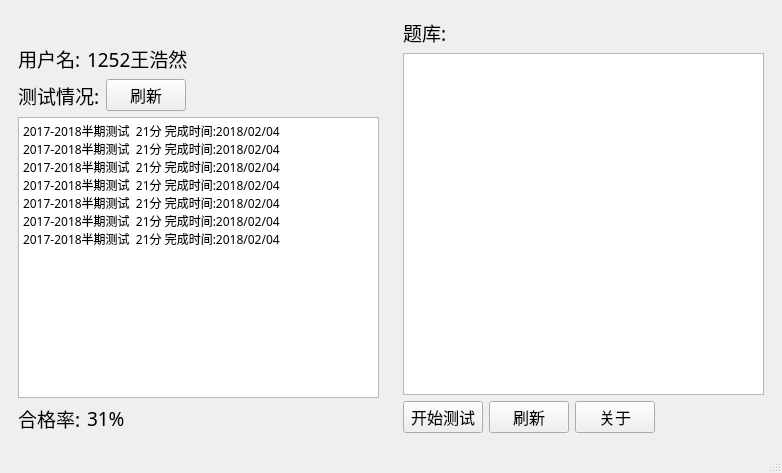
Before: the Qt Designer form WTesterClient/mainwindow.ui in RockRockWhite/WTester, drawn with Qt 5.
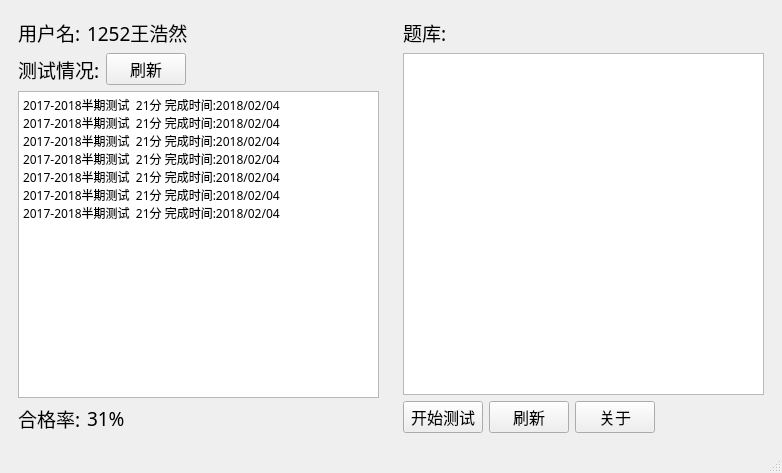
After: the same form once the commit is applied. Icons and pictures are not drawn.

Patch:
```diff
--- a/WTesterClient/mainwindow.ui
+++ b/WTesterClient/mainwindow.ui
@@ -25,46 +25,6 @@
        <widget class="QWidget" name="widget" native="true">
         <layout class="QGridLayout" name="gridLayout">
          <item row="0" column="0">
-          <layout class="QHBoxLayout" name="horizontalLayout_2">
-           <item>
-            <spacer name="horizontalSpacer">
-             <property name="orientation">
-              <enum>Qt::Horizontal</enum>
-             </property>
-             <property name="sizeHint" stdset="0">
-              <size>
-               <width>40</width>
-               <height>20</height>
-              </size>
-             </property>
-            </spacer>
-           </item>
-           <item>
-            <widget class="QLabel" name="label_student">
-             <property name="text">
-              <string/>
-             </property>
-             <property name="pixmap">
-              <pixmap resource="resource.qrc">:/ui/student</pixmap>
-             </property>
-            </widget>
-           </item>
-           <item>
-            <spacer name="horizontalSpacer_2">
-             <property name="orientation">
-              <enum>Qt::Horizontal</enum>
-             </property>
-             <property name="sizeHint" stdset="0">
-              <size>
-               <width>40</width>
-               <height>20</height>
-              </size>
-             </property>
-            </spacer>
-           </item>
-          </layout>
-         </item>
-         <item row="1" column="0">
           <layout class="QHBoxLayout" name="horizontalLayout">
            <item>
             <widget class="QLabel" name="label">
@@ -108,49 +68,6 @@
           </layout>
          </item>
          <item row="2" column="0">
-          <layout class="QHBoxLayout" name="horizontalLayout_3">
-           <item>
-            <widget class="QLabel" name="label_2">
-             <property name="font">
-              <font>
-               <family>微软雅黑</family>
-               <pointsize>14</pointsize>
-              </font>
-             </property>
-             <property name="text">
-              <string>测试情况:</string>
-             </property>
-            </widget>
-           </item>
-           <item>
-            <widget class="QPushButton" name="pushButton_freshGrade">
-             <property name="font">
-              <font>
-               <family>微软雅黑</family>
-               <pointsize>12</pointsize>
-              </font>
-             </property>
-             <property name="text">
-              <string>刷新</string>
-             </property>
-            </widget>
-           </item>
-           <item>
-            <spacer name="horizontalSpacer_4">
-             <property name="orientation">
-              <enum>Qt::Horizontal</enum>
-             </property>
-             <property name="sizeHint" stdset="0">
-              <size>
-               <width>40</width>
-               <height>20</height>
-              </size>
-             </property>
-            </spacer>
-           </item>
-          </layout>
-         </item>
-         <item row="3" column="0">
           <widget class="QTextEdit" name="textEdit_grade">
            <property name="font">
             <font>
@@ -172,7 +89,50 @@
            </property>
           </widget>
          </item>
-         <item row="4" column="0">
+         <item row="1" column="0">
+          <layout class="QHBoxLayout" name="horizontalLayout_3">
+           <item>
+            <widget class="QLabel" name="label_2">
+             <property name="font">
+              <font>
+               <family>微软雅黑</family>
+               <pointsize>14</pointsize>
+              </font>
+             </property>
+             <property name="text">
+              <string>测试情况:</string>
+             </property>
+            </widget>
+           </item>
+           <item>
+            <widget class="QPushButton" name="pushButton_freshGrade">
+             <property name="font">
+              <font>
+               <family>微软雅黑</family>
+               <pointsize>12</pointsize>
+              </font>
+             </property>
+             <property name="text">
+              <string>刷新</string>
+             </property>
+            </widget>
+           </item>
+           <item>
+            <spacer name="horizontalSpacer_4">
+             <property name="orientation">
+              <enum>Qt::Horizontal</enum>
+             </property>
+             <property name="sizeHint" stdset="0">
+              <size>
+               <width>40</width>
+               <height>20</height>
+              </size>
+             </property>
+            </spacer>
+           </item>
+          </layout>
+         </item>
+         <item row="3" column="0">
           <layout class="QHBoxLayout" name="horizontalLayout_4">
            <item>
             <widget class="QLabel" name="label_3">
```
Left out of the diff: 6 changed lines with no effect on the pictures.
